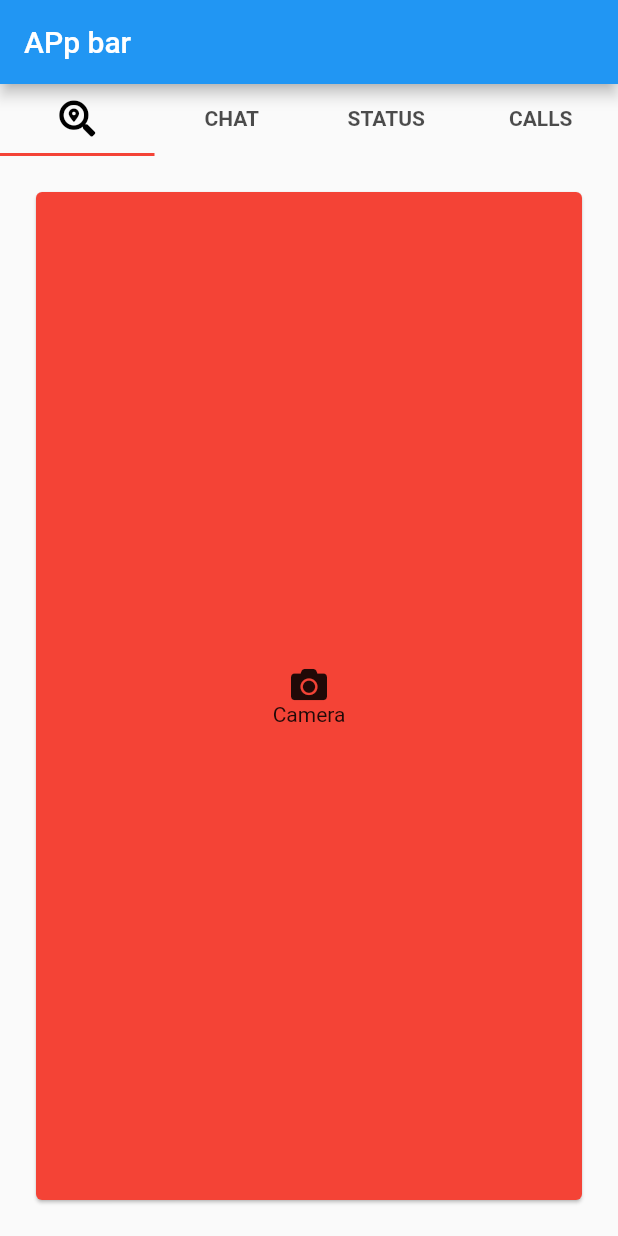
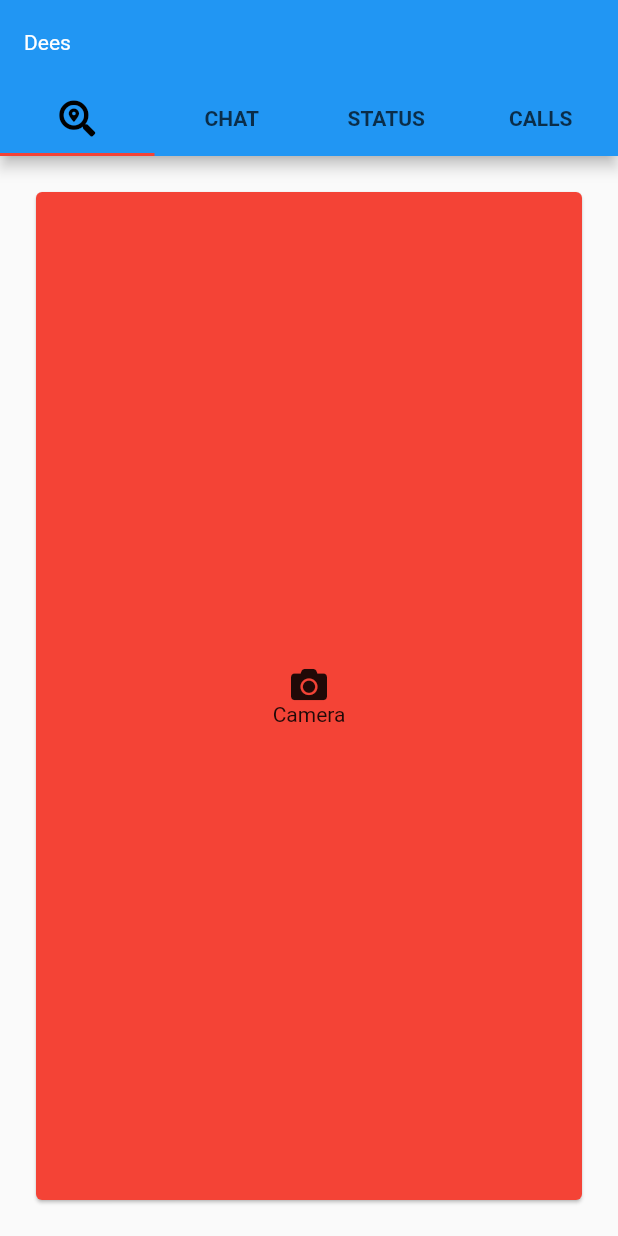
Before and after one commit to MickeyDLuffy/fledgling__flutter, a Flutter app: the screen it shows after launch, on a phone screen of 412 x 824 dp. Run offline on Flutter 3.47's test engine with Material 2 defaults, Android fonts, the light colour scheme and no system bars; our stand-ins replace font_awesome_flutter, webview_flutter.

Commit message:
Putting tabs in the action bar (the topmost tab),

```diff
--- /dev/null
+++ b/lib/TabBarOnTopBar.dart
@@ -0,0 +1,59 @@
+import 'package:falcon_wings/TabViewContents.dart';
+import 'package:flutter/cupertino.dart';
+import 'package:flutter/material.dart';
+import 'package:font_awesome_flutter/font_awesome_flutter.dart';
+
+class TabDemoOnTopBar extends StatelessWidget {
+  @override
+  Widget build(BuildContext context) {
+    return MaterialApp(
+        home: DefaultTabController(
+            length: 4,
+            child: Scaffold(
+                appBar: AppBar(
+                  titleTextStyle: TextStyle(color: Colors.white),
+                  title: Text(
+                    'Dees',
+                  ),
+                  bottom: TabBar(
+                    labelColor: Colors.black,
+                    indicatorColor: Colors.red,
+                    labelStyle: TextStyle(fontWeight: FontWeight.bold),
+                    tabs: [
+                      Tab(
+                        icon: FaIcon(FontAwesomeIcons.searchLocation),
+                      ),
+                      Tab(
+                        text: 'CHAT',
+                      ),
+                      Tab(
+                        text: 'STATUS',
+                      ),
+                      Tab(
+                        text: 'CALLS',
+                      )
+                    ],
+                  ),
+                ),
+                body: TabBarView(
+                  children: [
+                    Container(
+                      padding: EdgeInsets.all(20),
+                      child: Camera(),
+                    ),
+                    Container(
+                      padding: EdgeInsets.all(20),
+                      child: Chat(),
+                    ),
+                    Container(
+                      padding: EdgeInsets.all(20),
+                      child: Camera(),
+                    ),
+                    Container(
+                      padding: EdgeInsets.all(20),
+                      child: Camera(),
+                    )
+                  ],
+                ))));
+  }
+}
--- a/lib/main.dart
+++ b/lib/main.dart
@@ -118,13 +118,14 @@ import 'package:falcon_wings/WowPizzaProject/TwitterWebView.dart';
 import 'package:flutter/material.dart';
 
 import 'BottomNavigation.dart';
+import 'TabBarOnTopBar.dart';
 import 'WebView.dart';
 import 'WowPizzaProject/HomePage.dart';
 
 void main() {
   runApp(MaterialApp(
     // home: PizzaHomePage(),
-    home: TabDemo(),
+    home: TabDemoOnTopBar(),
     routes: {
       '/twitter': (context) => TwitterWebVIew(),
       '/facebook': (context) => FaceBookWebVIew(),
```
